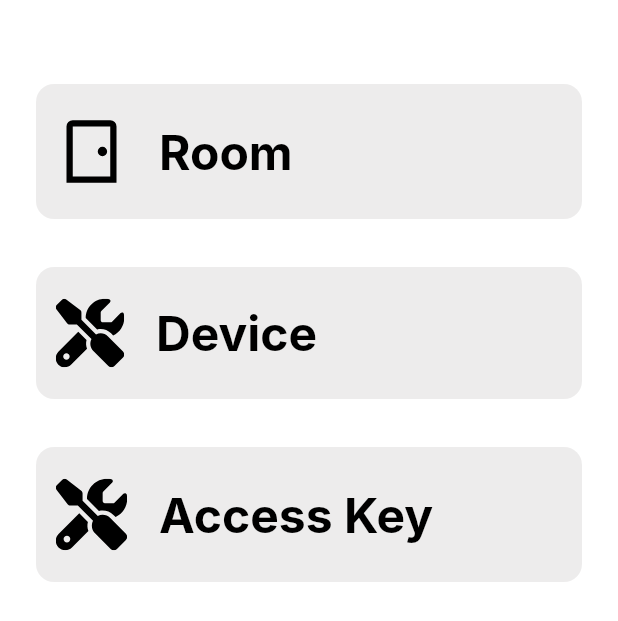
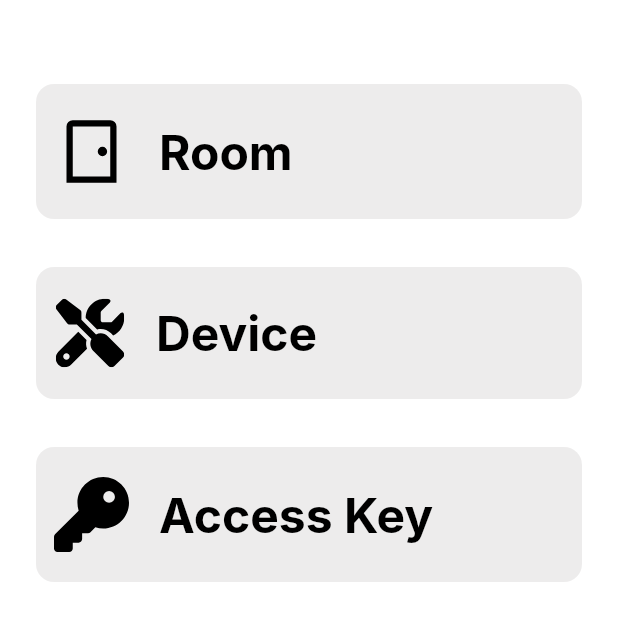
Before and after one commit to PDungz/smarthome_IoT_v1, a Flutter app: the AddRoutes screen opened by its route, on a phone screen of 412 x 824 dp. Shown: the top 621 px of the screen. Run offline on Flutter 3.47's test engine with Material 3 defaults, Android fonts, the phone set to English and light mode, and no system bars; our stand-ins replace awesome_notifications, bloc, cloud_firestore, dio, equatable, firebase_core and 13 more; accounts and stored records are empty; network calls fail; Roboto replaces fonts that are missing (Inter); project files that could hold a hidden picture were left out.

Commit message:
assets update

```diff
--- a/lib/core/constants/colors/app_icons.dart
+++ /dev/null
@@ -1,22 +0,0 @@
-class AppIcons {
-  // solid
-  static const home_solid = "assets/icons/home_solid.svg";
-  static const plus_solid = "assets/icons/plus_solid.svg";
-  static const notification_solid = "assets/icons/notification_solid.svg";
-
-  // regular
-  static const home_regular = "assets/icons/home_regular.svg";
-  static const plus_regular = "assets/icons/plus_regular.svg";
-  static const notification_regular = "assets/icons/notification_regular.svg";
-  static const warning_regular = "assets/icons/warning_regular.svg";
-
-  // device
-  static const LIGHT = "assets/icons/lightbulb-regular.svg";
-  static const FAN = "assets/icons/fan-regular.svg";
-  static const DOOR = "assets/icons/door-regular.svg";
-  static const KLAXON = "assets/icons/campaign_regular.svg";
-
-  static const screwdriver_wrench_solid =
-      "assets/icons/screwdriver-wrench-solid.svg";
-  static const trash_can_solid = "assets/icons/trash-can-solid.svg";
-}
--- a/lib/core/constants/icons/app_icons.dart
+++ b/lib/core/constants/icons/app_icons.dart
@@ -22,6 +22,8 @@ class AppIcons {
   static const FAN = "assets/icons/fan-regular.svg";
   static const DOOR = "assets/icons/door-regular.svg";
   static const KLAXON = "assets/icons/campaign_regular.svg";
+  static const AIR_CONDITIONER = "assets/icons/air-conditioner.svg";
+  static const KEY = "assets/icons/key-solid.svg";
 
   static const screwdriver_wrench_solid =
       "assets/icons/screwdriver-wrench-solid.svg";
--- a/lib/features/add/presentation/add_routes.dart
+++ b/lib/features/add/presentation/add_routes.dart
@@ -1,8 +1,8 @@
 import 'package:flutter/material.dart';
-import 'package:smarthome_iot/core/constants/colors/app_icons.dart';
 import 'package:smarthome_iot/features/add/presentation/view/accesskey_session.dart';
 import 'package:smarthome_iot/features/add/presentation/view/device_session.dart';
 
+import '../../../core/constants/icons/app_icons.dart';
 import '../../../l10n/generated/app_localizations.dart';
 import 'view/room_session.dart';
 
@@ -22,9 +22,7 @@ class AddRoutes extends StatelessWidget {
             DeviceSession(
                 iconPath: AppIcons.screwdriver_wrench_solid,
                 title: AppLocalizations.of(context)!.device),
-            const AccesskeySession(
-                iconPath: AppIcons.screwdriver_wrench_solid,
-                title: "Access Key"),
+            AccesskeySession(iconPath: AppIcons.KEY, title: "Access Key"),
           ],
         ),
       ),
--- a/lib/features/device/presentation/update_device_routes.dart
+++ b/lib/features/device/presentation/update_device_routes.dart
@@ -92,8 +92,12 @@ class _UpdateDeviceRoutesState extends State<UpdateDeviceRoutes> {
                             nameController.text = state.device.name;
                             descriptionTexController.text =
                                 state.device.description;
-                            selectedType = state.device.type;
-                            selectedGate = state.device.gate;
+                            if (selectedType == '') {
+                              selectedType = state.device.type;
+                            }
+                            if (selectedGate == '') {
+                              selectedGate = state.device.gate;
+                            }
                             if (selectedRoomId == '') {
                               selectedRoomId = state.device.roomID;
                             }
--- a/lib/features/device/presentation/view_device_routes.dart
+++ b/lib/features/device/presentation/view_device_routes.dart
@@ -61,7 +61,7 @@ class _ViewDeviceRoutesState extends State<ViewDeviceRoutes> {
                       'FAN': AppIcons.FAN,
                       'SERVO': AppIcons.DOOR,
                       'KLAXON': AppIcons.KLAXON,
-                      'AIR_CONDITIONER': AppIcons.FAN
+                      'AIR_CONDITIONER': AppIcons.AIR_CONDITIONER
                     };
                     return ListView.builder(
                       scrollDirection: Axis.vertical,
--- a/lib/features/home/presentation/home_routes.dart
+++ b/lib/features/home/presentation/home_routes.dart
@@ -302,7 +302,8 @@ class _HomeRoutesState extends State<HomeRoutes> {
                                       'FAN': AppIcons.FAN,
                                       'SERVO': AppIcons.DOOR,
                                       'KLAXON': AppIcons.KLAXON,
-                                      'AIR_CONDITIONER': AppIcons.FAN
+                                      'AIR_CONDITIONER':
+                                          AppIcons.AIR_CONDITIONER,
                                     };
                                     final device = state.devices[index];
                                     return DeviceSession(
```
Also changed, not shown: assets/icons/air-conditioner.svg (added), assets/icons/key-solid.svg (added).
